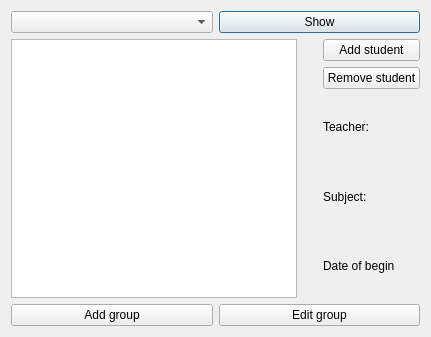
This is source/Application/groupswindow.ui in mwiton/Inzyneria_oprogramowania as Qt 5 draws it before an edit. The edited form follows.
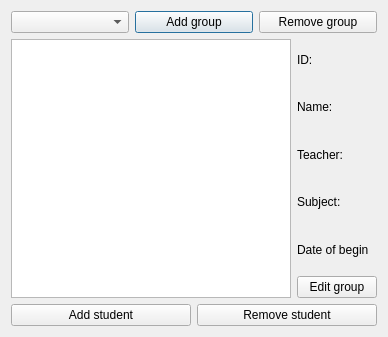
This is the edited form.

Commit message: Added functions to groupswindow

What changed in the file:
```diff
--- a/source/Application/groupswindow.ui
+++ b/source/Application/groupswindow.ui
@@ -6,7 +6,7 @@
    <rect>
     <x>0</x>
     <y>0</y>
-    <width>431</width>
+    <width>388</width>
     <height>337</height>
    </rect>
   </property>
@@ -22,7 +22,14 @@
      <item>
       <widget class="QPushButton" name="pushButton">
        <property name="text">
-        <string>Show</string>
+        <string>Add group</string>
+       </property>
+      </widget>
+     </item>
+     <item>
+      <widget class="QPushButton" name="pushButton_removeGroup">
+       <property name="text">
+        <string>Remove group</string>
        </property>
       </widget>
      </item>
@@ -33,32 +40,19 @@
      <item>
       <widget class="QTableView" name="tableView"/>
      </item>
-     <item>
-      <spacer name="verticalSpacer">
-       <property name="orientation">
-        <enum>Qt::Vertical</enum>
-       </property>
-       <property name="sizeHint" stdset="0">
-        <size>
-         <width>20</width>
-         <height>40</height>
-        </size>
-       </property>
-      </spacer>
-     </item>
      <item>
       <layout class="QVBoxLayout" name="verticalLayout">
        <item>
-        <widget class="QPushButton" name="pushButton_4">
+        <widget class="QLabel" name="label_id">
          <property name="text">
-          <string>Add student</string>
+          <string>ID:</string>
          </property>
         </widget>
        </item>
        <item>
-        <widget class="QPushButton" name="pushButton_5">
+        <widget class="QLabel" name="label_name">
          <property name="text">
-          <string>Remove student</string>
+          <string>Name:</string>
          </property>
         </widget>
        </item>
@@ -83,6 +77,13 @@
          </property>
         </widget>
        </item>
+       <item>
+        <widget class="QPushButton" name="pushButton_editGroup">
+         <property name="text">
+          <string>Edit group</string>
+         </property>
+        </widget>
+       </item>
       </layout>
      </item>
     </layout>
@@ -92,14 +93,14 @@
      <item>
       <widget class="QPushButton" name="pushButton_2">
        <property name="text">
-        <string>Add group</string>
+        <string>Add student</string>
        </property>
       </widget>
      </item>
      <item>
       <widget class="QPushButton" name="pushButton_3">
        <property name="text">
-        <string>Edit group</string>
+        <string>Remove student</string>
        </property>
       </widget>
      </item>
```
Left out of the diff: 12 changed lines with no effect on the pictures. The commit also changes 11 other files.
